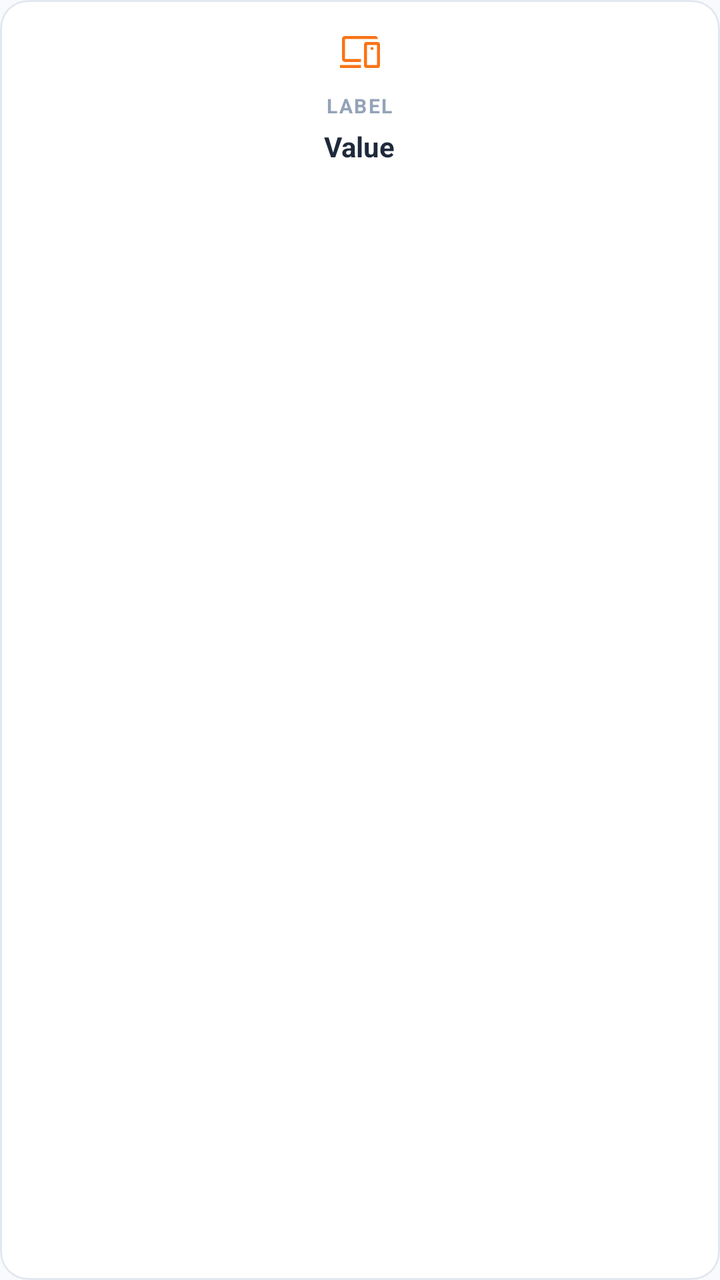
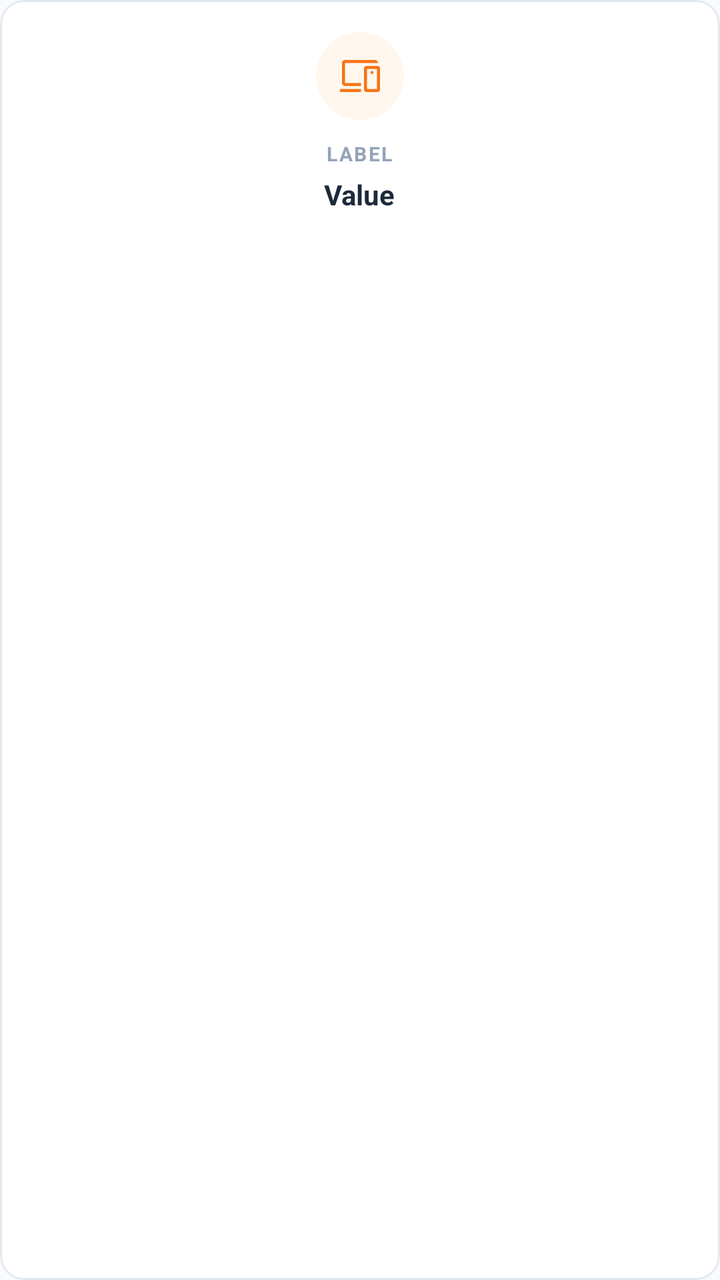

An Android layout rendered at two revisions. The XML below is the earlier revision; the diff shows what the commit changed to produce the second picture.
<!-- AndroidManifest.xml: application theme Theme.BeckieDealApp -->
<!-- res/layout/item_spec_card.xml -->
﻿<?xml version="1.0" encoding="utf-8"?>
<com.google.android.material.card.MaterialCardView
    xmlns:android="http://schemas.android.com/apk/res/android"
    xmlns:app="http://schemas.android.com/apk/res-auto"
    android:layout_width="0dp"
    android:layout_height="wrap_content"
    android:layout_columnWeight="1"
    android:layout_margin="5dp"
    app:cardCornerRadius="14dp"
    app:cardElevation="0dp"
    app:strokeWidth="1dp"
    app:strokeColor="@color/border_color"
    app:cardBackgroundColor="@color/surface">

    <LinearLayout
        android:layout_width="match_parent"
        android:layout_height="wrap_content"
        android:orientation="vertical"
        android:gravity="center_horizontal"
        android:padding="14dp">

        <ImageView
            android:id="@+id/specCardIcon"
            android:layout_width="24dp"
            android:layout_height="24dp"
            android:src="@drawable/devices_24"
            app:tint="@color/primary" />

        <TextView
            android:id="@+id/specCardLabel"
            android:layout_width="wrap_content"
            android:layout_height="wrap_content"
            android:layout_marginTop="8dp"
            android:text="LABEL"
            android:textColor="@color/text_muted"
            android:textSize="@dimen/text_size_overline"
            android:textStyle="bold"
            android:letterSpacing="0.08" />

        <TextView
            android:id="@+id/specCardValue"
            android:layout_width="wrap_content"
            android:layout_height="wrap_content"
            android:layout_marginTop="4dp"
            android:text="Value"
            android:textColor="@color/text_primary"
            android:textSize="@dimen/text_size_body"
            android:textStyle="bold"
            android:gravity="center" />

    </LinearLayout>

</com.google.android.material.card.MaterialCardView>
<!-- resources referenced by this layout -->
<resources>
  <color name="border_color">#E2E8F0</color>
  <color name="primary">#F97316</color>
  <color name="surface">#FFFFFF</color>
  <color name="text_muted">#94A3B8</color>
  <color name="text_primary">#1E293B</color>
  <dimen name="text_size_body">13sp</dimen>
  <dimen name="text_size_overline">9sp</dimen>
  <!-- drawable devices_24 (drawable) -->
  <vector xmlns:android="http://schemas.android.com/apk/res/android"
      android:width="48dp"
      android:height="48dp"
      android:viewportWidth="960"
      android:viewportHeight="960">
      
      <group android:translateY="960">
          <path
              android:fillColor="#F97316"
              android:pathData="M501-540ZM80-160v-60h421v60H80Zm100-120q-24,0 -42,-18t-18,-42v-400q0,-24 18,-42t42,-18h600q24,0 42,18t18,42H180v400h321v60H180Zm640,60v-400H621v400h199Zm-214,60q-18,0 -31.5,-13.5T561,-205v-430q0,-18 13.5,-31.5T606,-680h229q18,0 31.5,13.5T880,-635v430q0,18 -13.5,31.5T835,-160H606Zm115,-360q12,0 21,-9t9,-21q0,-12 -9,-21t-21.48,-9Q709,-580 700,-571t-9,21.48q0,11.52 9,20.52t21,9Zm0,100Z" />
      </group>
  </vector>
  <style name="Theme.BeckieDealApp" parent="Base.Theme.BeckieDealApp">
          <item name="buttonStyle">@style/Widget.App.Button</item>
          <item name="materialButtonStyle">@style/Widget.App.Button</item>
      </style>
  <style name="Base.Theme.BeckieDealApp" parent="Theme.Material3.DayNight.NoActionBar">
          <item name="colorPrimary">@color/primary</item>
          <item name="colorOnPrimary">@color/on_primary</item>
          <item name="colorPrimaryContainer">@color/primary_container</item>
          <item name="colorOnPrimaryContainer">@color/on_primary_container</item>
          <item name="android:windowBackground">@color/background</item>
          <item name="colorSurface">@color/surface</item>
          <item name="colorOnSurface">@color/on_surface</item>
          
          <item name="bottomNavigationStyle">@style/Widget.App.BottomNavigationView</item>
      </style>
  <style name="Widget.App.Button" parent="Widget.Material3.Button">
          <item name="shapeAppearance">@style/ShapeAppearance.App.Button.Pill</item>
      </style>
  <color name="on_primary">#FFFFFF</color>
  <color name="primary_container">#F97316</color>
  <color name="on_primary_container">#582200</color>
  <color name="background">#F8FAFC</color>
  <color name="on_surface">#251913</color>
  <style name="Widget.App.BottomNavigationView" parent="Widget.Material3.BottomNavigationView">
          <item name="itemIconSize">22dp</item>
          <item name="itemIconTint">@color/bottom_nav_color</item>
          <item name="itemTextColor">@color/bottom_nav_color</item>
          
          <item name="android:background">@null</item>
          <item name="backgroundTint">@null</item>
          <item name="labelVisibilityMode">selected</item>
          <item name="itemActiveIndicatorStyle">@style/Widget.App.BottomNav.ActiveIndicator</item>
          <item name="itemPaddingTop">4dp</item>
          <item name="itemPaddingBottom">4dp</item>
      </style>
  <style name="ShapeAppearance.App.Button.Pill" parent="">
          <item name="cornerFamily">rounded</item>
          <item name="cornerSize">50%</item>
      </style>
  <style name="Widget.App.BottomNav.ActiveIndicator" parent="Widget.Material3.BottomNavigationView.ActiveIndicator">
          <item name="android:color">@color/nav_indicator_fill</item>
          <item name="android:width">80dp</item>
          <item name="android:height">36dp</item>
          <item name="shapeAppearance">@style/ShapeAppearance.App.BottomNav.ActiveIndicator</item>
      </style>
  <color name="nav_indicator_fill">#FFF1EB</color>
  <style name="ShapeAppearance.App.BottomNav.ActiveIndicator" parent="">
          <item name="cornerFamily">rounded</item>
          <item name="cornerSize">50%</item>
      </style>
</resources>

<!-- the commit's change to res/layout/item_spec_card.xml (unified diff, before → after) -->
@@ -6,7 +6,7 @@
     android:layout_height="wrap_content"
     android:layout_columnWeight="1"
     android:layout_margin="5dp"
-    app:cardCornerRadius="14dp"
+    app:cardCornerRadius="12dp"
     app:cardElevation="0dp"
     app:strokeWidth="1dp"
     app:strokeColor="@color/border_color"
@@ -17,20 +17,32 @@
         android:layout_height="wrap_content"
         android:orientation="vertical"
         android:gravity="center_horizontal"
-        android:padding="14dp">
+        android:padding="16dp"
+        android:minHeight="100dp">
 
-        <ImageView
-            android:id="@+id/specCardIcon"
-            android:layout_width="24dp"
-            android:layout_height="24dp"
-            android:src="@drawable/devices_24"
-            app:tint="@color/primary" />
+        <com.google.android.material.card.MaterialCardView
+            android:layout_width="44dp"
+            android:layout_height="44dp"
+            app:cardCornerRadius="22dp"
+            app:cardElevation="0dp"
+            app:strokeWidth="0dp"
+            app:cardBackgroundColor="#FFF7ED">
+
+            <ImageView
+                android:id="@+id/specCardIcon"
+                android:layout_width="24dp"
+                android:layout_height="24dp"
+                android:layout_gravity="center"
+                android:src="@drawable/devices_24"
+                app:tint="@color/primary" />
+
+        </com.google.android.material.card.MaterialCardView>
 
         <TextView
             android:id="@+id/specCardLabel"
             android:layout_width="wrap_content"
             android:layout_height="wrap_content"
-            android:layout_marginTop="8dp"
+            android:layout_marginTop="10dp"
             android:text="LABEL"
             android:textColor="@color/text_muted"
             android:textSize="@dimen/text_size_overline"
@@ -46,7 +58,9 @@
             android:textColor="@color/text_primary"
             android:textSize="@dimen/text_size_body"
             android:textStyle="bold"
-            android:gravity="center" />
+            android:gravity="center"
+            android:maxLines="2"
+            android:ellipsize="end" />
 
     </LinearLayout>
 
